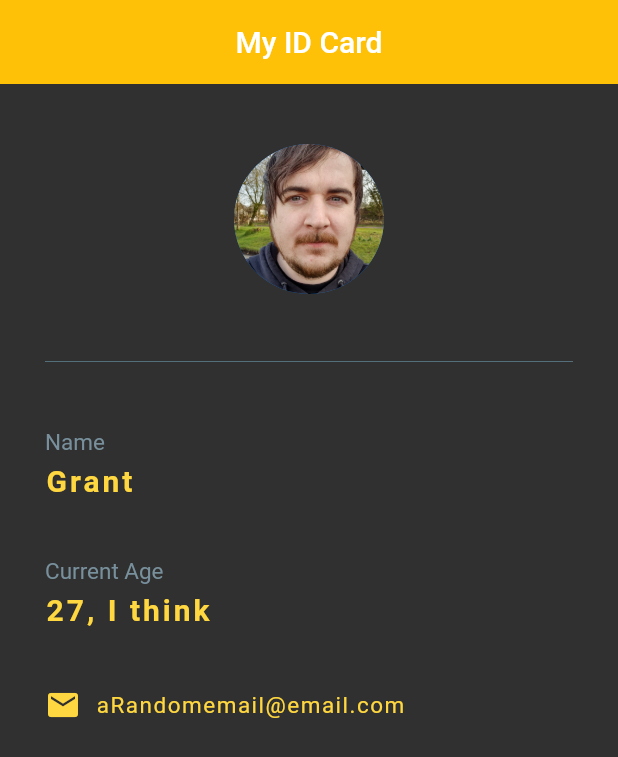
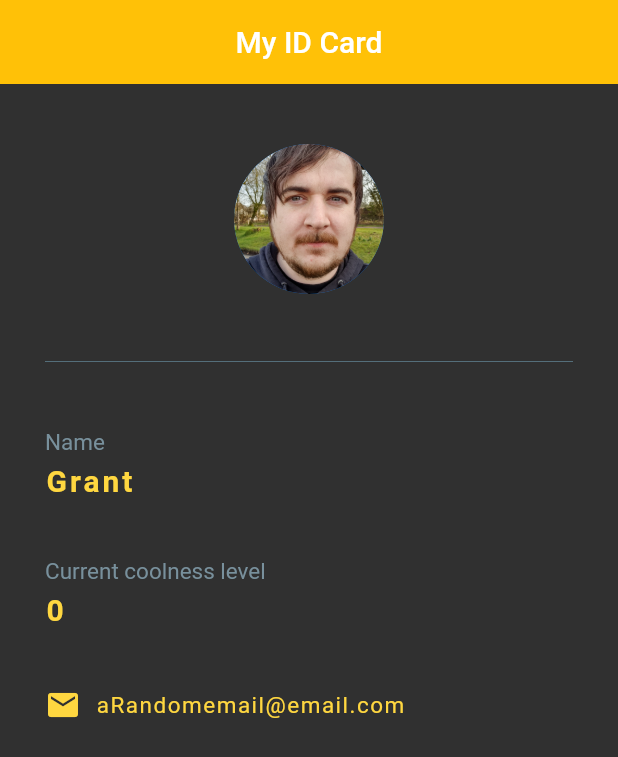
Before and after one commit to Grant-Shaw/Flutter-Practice-App, a Flutter app: the screen it shows after launch, on a phone screen of 412 x 824 dp. Shown: the top 757 px of the screen. Run offline on Flutter 3.47's test engine with Material 2 defaults, Android fonts, the phone set to English and light mode, and no system bars.

Commit message:
Introducing dynamic pages with variables

```diff
--- a/lib/main.dart
+++ b/lib/main.dart
@@ -1,10 +1,25 @@
 import 'package:flutter/material.dart';
+import 'package:flutter/rendering.dart';
 
 void main() => runApp(MaterialApp(
   home: IdCard(),
 ));
 
-class IdCard extends StatelessWidget{
+class IdCard extends StatefulWidget{
+  @override
+  _IdCardState createState() => _IdCardState();
+}
+
+class _IdCardState extends State<IdCard> {
+
+
+  int coolnessNum = 0;
+
+
+
+
+  //The Widget tree
+
   @override
   Widget build(BuildContext context){
     return Scaffold(
@@ -21,7 +36,7 @@ class IdCard extends StatelessWidget{
           crossAxisAlignment: CrossAxisAlignment.start,
           children: <Widget>[
             Center(
-              child: CircleAvatar(
+                child: CircleAvatar(
                 backgroundImage: AssetImage('assets/linked.jpg'),
                 radius: 50,
               ),
@@ -47,15 +62,15 @@ class IdCard extends StatelessWidget{
               ),
             ),
             SizedBox(height: 40),
-            Text('Current Age',
-            style: TextStyle(
+            Text('Current coolness level',
+              style: TextStyle(
               color: Colors.blueGrey[400],
               fontSize: 15,
             )
             ),
             SizedBox(height: 5.0),
             Text(
-              '27, I think',
+              '$coolnessNum',
               style: TextStyle(
                 color: Colors.amberAccent,
                 fontWeight: FontWeight.bold,
@@ -72,8 +87,8 @@ class IdCard extends StatelessWidget{
               ),
               SizedBox(width: 10.0),
               Text(
-                'aRandomemail@email.com',
-                style: TextStyle(
+                  'aRandomemail@email.com',
+                  style: TextStyle(
                   color: Colors.amberAccent,
                   fontSize: 15,
                   letterSpacing: 1.0,
@@ -88,9 +103,4 @@ class IdCard extends StatelessWidget{
 
     );
   }
-
-
-
-
-
 }
```
